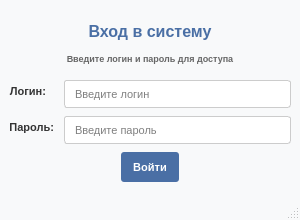
Qt form UI/Вход в систему итог.ui (Ainyr-Akhmadishin/Hotel_management_system) before a commit.
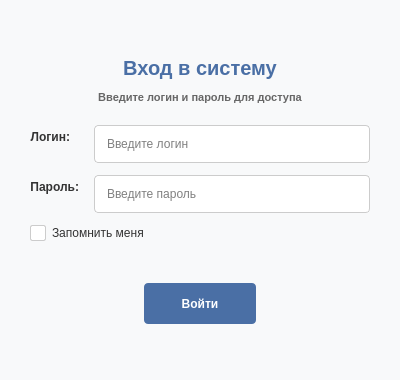
The same form after that commit.

Patch:
```diff
--- a/UI/Вход в систему итог.ui
+++ b/UI/Вход в систему итог.ui
@@ -6,20 +6,20 @@
    <rect>
     <x>0</x>
     <y>0</y>
-    <width>300</width>
-    <height>220</height>
+    <width>400</width>
+    <height>380</height>
    </rect>
   </property>
   <property name="minimumSize">
    <size>
-    <width>300</width>
-    <height>220</height>
+    <width>400</width>
+    <height>380</height>
    </size>
   </property>
   <property name="maximumSize">
    <size>
-    <width>300</width>
-    <height>220</height>
+    <width>400</width>
+    <height>380</height>
    </size>
   </property>
   <property name="windowTitle">
@@ -32,17 +32,16 @@
 }
 QLabel {
     color: #333333;
-    font-size: 11px;
+    font-size: 12px;
     font-weight: bold;
 }
 QLineEdit {
     background-color: white;
     border: 1px solid #cccccc;
-    border-radius: 3px;
-    padding: 5px 8px;
-    font-size: 11px;
-    min-height: 16px;
-    max-height: 20px;
+    border-radius: 4px;
+    padding: 8px 10px;
+    font-size: 12px;
+    min-height: 20px;
 }
 QLineEdit:focus {
     border-color: #0078d4;
@@ -52,11 +51,12 @@
     background-color: #0078d4;
     color: white;
     border: none;
-    border-radius: 3px;
-    padding: 6px 12px;
-    font-size: 11px;
+    border-radius: 4px;
+    padding: 8px 16px;
+    font-size: 12px;
     font-weight: bold;
-    min-height: 18px;
+    min-height: 25px;
+    min-width: 80px;
 }
 QPushButton:hover {
     background-color: #106ebe;
@@ -64,13 +64,40 @@
 QPushButton:pressed {
     background-color: #005a9e;
 }
-QPushButton:disabled {
-    background-color: #cccccc;
-    color: #666666;
+QCheckBox {
+    font-size: 12px;
+    color: #333333;
+    spacing: 6px;
+}
+QCheckBox::indicator {
+    width: 14px;
+    height: 14px;
+}
+QCheckBox::indicator:unchecked {
+    border: 1px solid #cccccc;
+    background-color: white;
+    border-radius: 2px;
+}
+QCheckBox::indicator:checked {
+    border: 1px solid #0078d4;
+    background-color: #0078d4;
+    border-radius: 2px;
 }</string>
   </property>
   <widget class="QWidget" name="centralwidget">
    <layout class="QVBoxLayout" name="verticalLayout">
+    <property name="leftMargin">
+     <number>30</number>
+    </property>
+    <property name="topMargin">
+     <number>20</number>
+    </property>
+    <property name="rightMargin">
+     <number>30</number>
+    </property>
+    <property name="bottomMargin">
+     <number>20</number>
+    </property>
     <item>
      <spacer name="verticalSpacer">
       <property name="orientation">
@@ -79,7 +106,7 @@
       <property name="sizeHint" stdset="0">
        <size>
         <width>20</width>
-        <height>15</height>
+        <height>20</height>
        </size>
       </property>
      </spacer>
@@ -94,10 +121,8 @@
        </font>
       </property>
       <property name="styleSheet">
-       <string notr="true">font-size: 16px;
+       <string notr="true">font-size: 20px;
 font-weight: bold;
-margin: 3px 0px;
-padding: 3px;
 color: rgb(74, 111, 165);</string>
       </property>
       <property name="text">
@@ -111,9 +136,9 @@
     <item>
      <widget class="QLabel" name="label_5">
       <property name="styleSheet">
-       <string notr="true">font-size: 9px;
+       <string notr="true">font-size: 11px;
 color: #666666;
-margin-bottom: 10px;</string>
+margin: 5px 0px 15px 0px;</string>
       </property>
       <property name="text">
        <string>Введите логин и пароль для доступа</string>
@@ -126,10 +151,10 @@
     <item>
      <layout class="QFormLayout" name="formLayout">
       <property name="horizontalSpacing">
-       <number>10</number>
+       <number>15</number>
       </property>
       <property name="verticalSpacing">
-       <number>8</number>
+       <number>12</number>
       </property>
       <item row="0" column="0">
        <widget class="QLabel" name="label_2">
@@ -143,6 +168,12 @@
       </item>
       <item row="0" column="1">
        <widget class="QLineEdit" name="lineEdit">
+        <property name="minimumSize">
+         <size>
+          <width>0</width>
+          <height>30</height>
+         </size>
+        </property>
         <property name="placeholderText">
          <string>Введите логин</string>
         </property>
@@ -163,6 +194,12 @@
       </item>
       <item row="1" column="1">
        <widget class="QLineEdit" name="lineEdit_3">
+        <property name="minimumSize">
+         <size>
+          <width>0</width>
+          <height>30</height>
+         </size>
+        </property>
         <property name="echoMode">
          <enum>QLineEdit::Password</enum>
         </property>
@@ -174,6 +211,16 @@
         </property>
        </widget>
       </item>
+      <item row="2" column="0" colspan="2">
+       <widget class="QCheckBox" name="remember_me_checkbox">
+        <property name="text">
+         <string>Запомнить меня</string>
+        </property>
+        <property name="checked">
+         <bool>false</bool>
+        </property>
+       </widget>
+      </item>
      </layout>
     </item>
     <item>
@@ -184,7 +231,7 @@
       <property name="sizeHint" stdset="0">
        <size>
         <width>20</width>
-        <height>10</height>
+        <height>20</height>
        </size>
       </property>
      </spacer>
@@ -237,24 +284,13 @@
       <property name="sizeHint" stdset="0">
        <size>
         <width>20</width>
-        <height>15</height>
+        <height>20</height>
        </size>
       </property>
      </spacer>
     </item>
    </layout>
   </widget>
-  <widget class="QMenuBar" name="menubar">
-   <property name="geometry">
-    <rect>
-     <x>0</x>
-     <y>0</y>
-     <width>300</width>
-     <height>18</height>
-    </rect>
-   </property>
-  </widget>
-  <widget class="QStatusBar" name="statusbar"/>
  </widget>
  <resources/>
  <connections/>
```
